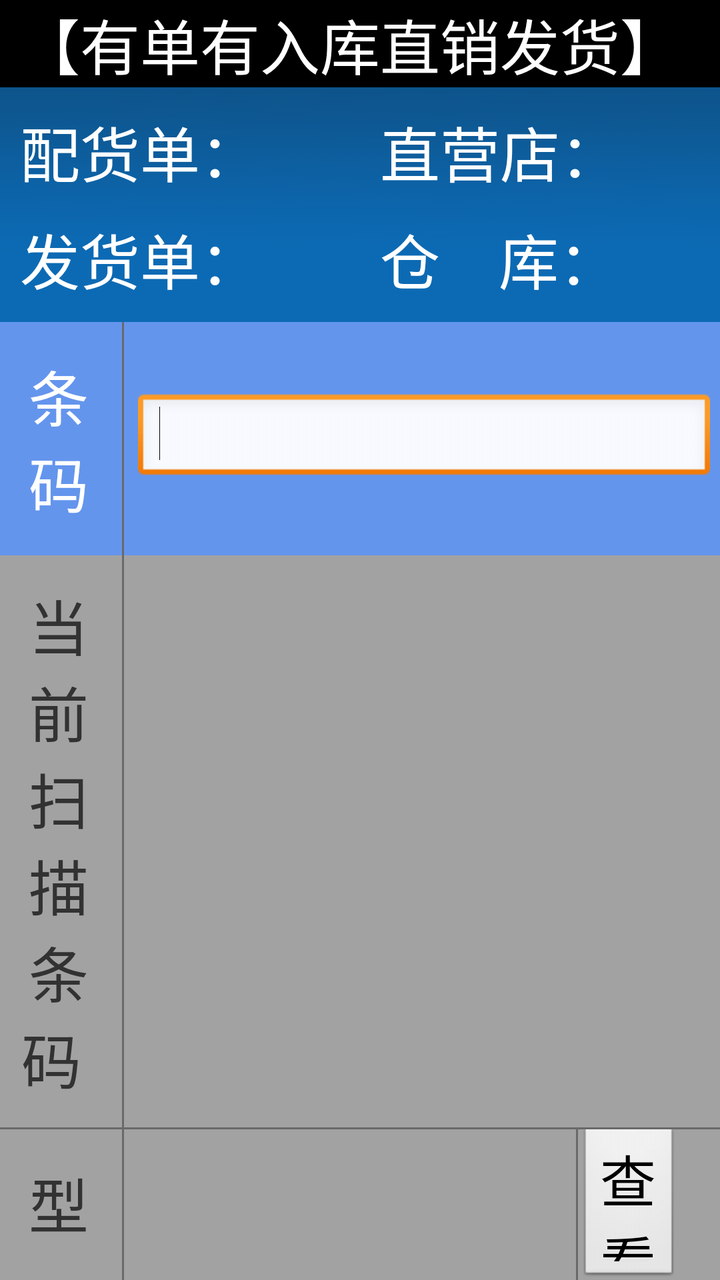
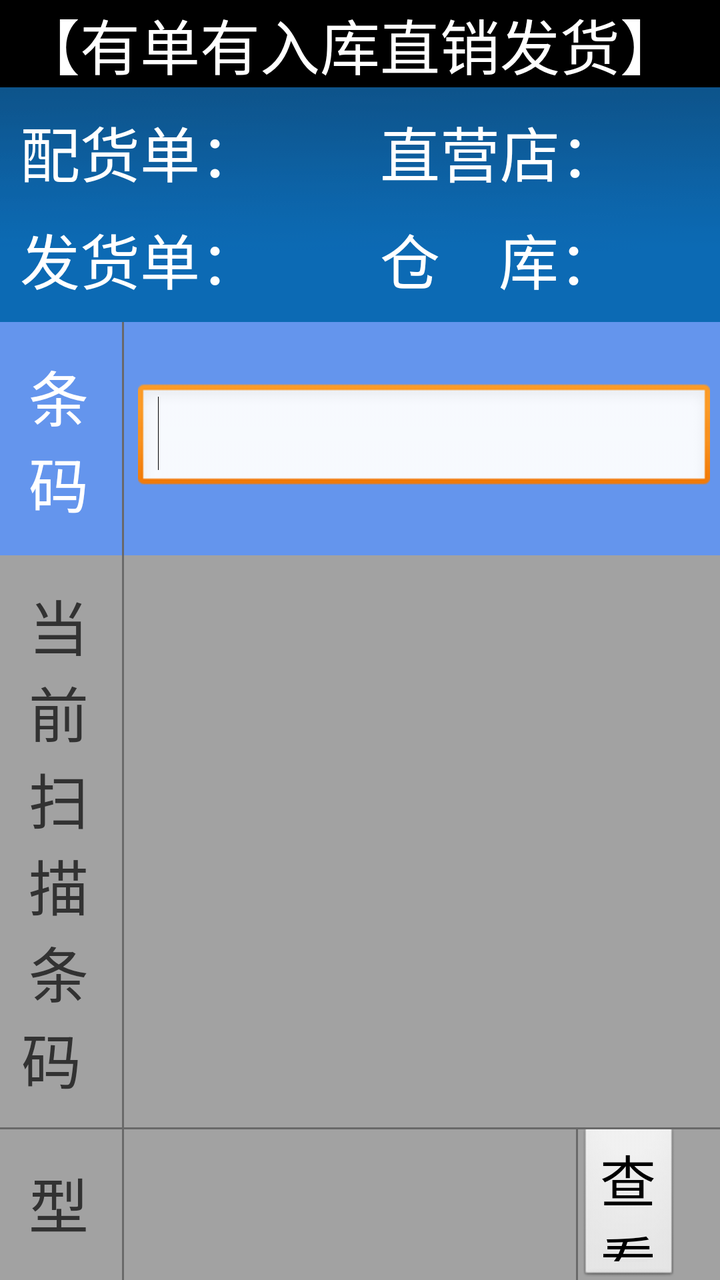

Before-and-after screenshots of an Android layout around one commit, followed by the original layout XML and the change that was made.
<!-- AndroidManifest.xml: application theme android:Theme.Light.NoTitleBar -->
<!-- res/layout/new_p_dv_outstock_z_l_bill_beinstock.xml -->
<?xml version="1.0" encoding="utf-8"?>
<LinearLayout xmlns:android="http://schemas.android.com/apk/res/android"
    xmlns:tools="http://schemas.android.com/tools"
    android:layout_width="match_parent"
    android:layout_height="match_parent"
    android:orientation="vertical"
    tools:ignore="HardcodedText,dpUsage,InefficientWeight,UselessLeaf" >

    <TextView
        android:id="@+id/tv_title"
        android:layout_width="match_parent"
        android:layout_height="wrap_content"
        android:background="@color/black"
        android:gravity="left"
        android:paddingLeft="10dp"
        android:text="【有单有入库直销发货】"
        android:textColor="@color/white"
        android:textSize="30dp" />

    <LinearLayout
        android:layout_width="match_parent"
        android:layout_height="wrap_content"
        android:background="@drawable/titlebar_back"
        android:gravity="center_vertical"
        android:orientation="horizontal" >

        <RelativeLayout
            android:id="@+id/relayout_left"
            android:layout_width="0dp"
            android:layout_height="fill_parent"
            android:layout_weight="1"
            android:gravity="center_vertical"
            android:paddingBottom="10dp"
            android:paddingTop="10dp" >

            <RelativeLayout
                android:id="@+id/relayout_source_billno"
                android:layout_width="match_parent"
                android:layout_height="wrap_content"
                android:visibility="visible" >

                <TextView
                    android:id="@+id/tv_source_billno_str"
                    android:layout_width="wrap_content"
                    android:layout_height="wrap_content"
                    android:layout_centerVertical="true"
                    android:layout_marginLeft="10dp"
                    android:text="配货单："
                    android:textColor="@color/white"
                    android:textSize="30dp" />

                <TextView
                    android:id="@+id/tv_source_billno"
                    android:layout_width="wrap_content"
                    android:layout_height="wrap_content"
                    android:layout_centerVertical="true"
                    android:layout_toRightOf="@id/tv_source_billno_str"
                    android:text=""
                    android:textColor="@color/white"
                    android:textSize="30dp" />
            </RelativeLayout>

            <RelativeLayout
                android:id="@+id/relayout_billno"
                android:layout_width="match_parent"
                android:layout_height="wrap_content"
                android:layout_below="@id/relayout_source_billno"
                android:layout_marginTop="10dp" >

                <TextView
                    android:id="@+id/tv_billno_str"
                    android:layout_width="wrap_content"
                    android:layout_height="wrap_content"
                    android:layout_centerVertical="true"
                    android:layout_marginLeft="10dp"
                    android:text="发货单："
                    android:textColor="@color/white"
                    android:textSize="30dp" />

                <TextView
                    android:id="@+id/tv_billno"
                    android:layout_width="wrap_content"
                    android:layout_height="wrap_content"
                    android:layout_centerVertical="true"
                    android:layout_toRightOf="@id/tv_billno_str"
                    android:text=""
                    android:textColor="@color/white"
                    android:textSize="30dp" />
            </RelativeLayout>
        </RelativeLayout>

        <RelativeLayout
            android:id="@+id/relayout_right"
            android:layout_width="0dp"
            android:layout_height="fill_parent"
            android:layout_weight="1"
            android:gravity="center_vertical"
            android:paddingBottom="10dp"
            android:paddingTop="10dp" >

            <RelativeLayout
                android:id="@+id/relayout_company"
                android:layout_width="match_parent"
                android:layout_height="wrap_content"
                android:visibility="visible" >

                <TextView
                    android:id="@+id/tv_company_str"
                    android:layout_width="wrap_content"
                    android:layout_height="wrap_content"
                    android:layout_centerVertical="true"
                    android:layout_marginLeft="10dp"
                    android:text="直营店："
                    android:textColor="@color/white"
                    android:textSize="30dp" />

                <TextView
                    android:id="@+id/tv_company_name"
                    android:layout_width="wrap_content"
                    android:layout_height="wrap_content"
                    android:layout_centerVertical="true"
                    android:layout_toRightOf="@id/tv_company_str"
                    android:text=""
                    android:textColor="@color/white"
                    android:textSize="30dp" />
            </RelativeLayout>

            <RelativeLayout
                android:id="@+id/relayout_stock"
                android:layout_width="match_parent"
                android:layout_height="wrap_content"
                android:layout_below="@id/relayout_company"
                android:layout_marginTop="10dp" >

                <TextView
                    android:id="@+id/tv_stock_str"
                    android:layout_width="wrap_content"
                    android:layout_height="wrap_content"
                    android:layout_centerVertical="true"
                    android:layout_marginLeft="10dp"
                    android:text="仓    库："
                    android:textColor="@color/white"
                    android:textSize="30dp" />

                <TextView
                    android:id="@+id/tv_stock_name"
                    android:layout_width="wrap_content"
                    android:layout_height="wrap_content"
                    android:layout_centerVertical="true"
                    android:layout_toRightOf="@id/tv_stock_str"
                    android:text=""
                    android:textColor="@color/white"
                    android:textSize="30dp" />
            </RelativeLayout>
        </RelativeLayout>
    </LinearLayout>

    <LinearLayout
        android:layout_width="match_parent"
        android:layout_height="wrap_content"
        android:background="@color/cornflowerblue"
        android:orientation="horizontal" >

        <TextView
            android:layout_width="0dp"
            android:layout_height="wrap_content"
            android:layout_weight="0.5"
            android:gravity="center"
            android:paddingBottom="15dp"
            android:paddingTop="15dp"
            android:text="条\t\t码"
            android:textColor="@color/white"
            android:textSize="30dp" />

        <View
            android:layout_width="1dp"
            android:layout_height="fill_parent"
            android:layout_marginLeft="2dp"
            android:layout_marginRight="2dp"
            android:background="#696969" />

        <LinearLayout
            android:layout_width="0dp"
            android:layout_height="45dp"
            android:layout_gravity="center_vertical"
            android:layout_weight="2.5"
            android:orientation="horizontal" >

            <EditText
                android:id="@+id/et_barcode"
                android:layout_width="0dp"
                android:layout_height="wrap_content"
                android:layout_marginLeft="5dp"
                android:layout_marginRight="5dp"
                android:layout_weight="1.5"
                android:ems="18"
                android:focusable="true"
                android:focusableInTouchMode="true"
                android:gravity="center_vertical"
                android:inputType="text"
                android:textSize="30dp" >

                <requestFocus />
            </EditText>

            <Spinner
                android:id="@+id/spinner_type"
                android:layout_width="140dp"
                android:layout_height="50dp"
                android:gravity="center"
                android:spinnerMode="dialog"
                android:visibility="gone" />

            <Button
                android:id="@+id/btn_p_dv_outstock_z_l_bill_beinstock_revoke"
                android:layout_width="0dp"
                android:layout_height="wrap_content"
                android:layout_marginLeft="10dp"
                android:layout_marginRight="10dp"
                android:layout_weight="0.5"
                android:text="撤销"
                android:visibility="gone" />
        </LinearLayout>
    </LinearLayout>

    <LinearLayout
        android:layout_width="match_parent"
        android:layout_height="wrap_content"
        android:background="#A2A2A2"
        android:orientation="horizontal" >

        <LinearLayout
            android:layout_width="0dp"
            android:layout_height="wrap_content"
            android:layout_marginBottom="3dp"
            android:layout_marginTop="3dp"
            android:layout_weight="0.5"
            android:orientation="vertical" >

            <TextView
                android:layout_width="match_parent"
                android:layout_height="wrap_content"
                android:gravity="center"
                android:paddingBottom="10dp"
                android:paddingTop="10dp"
                android:text="当前扫描条码 "
                android:textSize="30dp" />
        </LinearLayout>

        <View
            android:layout_width="1dp"
            android:layout_height="match_parent"
            android:layout_marginLeft="2dp"
            android:layout_marginRight="2dp"
            android:background="#696969" />

        <LinearLayout
            android:layout_width="0dp"
            android:layout_height="wrap_content"
            android:layout_gravity="center_vertical"
            android:layout_weight="2.5"
            android:orientation="vertical" >

            <TextView
                android:id="@+id/tv_show_code"
                android:layout_width="match_parent"
                android:layout_height="wrap_content"
                android:paddingLeft="5dp"
                android:text=""
                android:textSize="30dp" />
        </LinearLayout>
    </LinearLayout>

    <View
        android:layout_width="match_parent"
        android:layout_height="1dp"
        android:background="#696969" />

    <LinearLayout
        android:layout_width="fill_parent"
        android:layout_height="wrap_content"
        android:background="#A2A2A2"
        android:gravity="center_vertical"
        android:orientation="horizontal" >

        <LinearLayout
            android:layout_width="0dp"
            android:layout_height="wrap_content"
            android:layout_weight="0.5"
            android:orientation="vertical"
            android:paddingBottom="15dp"
            android:paddingTop="15dp" >

            <TextView
                android:id="@+id/TextView06"
                android:layout_width="match_parent"
                android:layout_height="wrap_content"
                android:gravity="center"
                android:text="型号色号 "
                android:textSize="30dp" />

            <TextView
                android:layout_width="match_parent"
                android:layout_height="wrap_content"
                android:gravity="center"
                android:text="(产品ID) "
                android:textSize="28dp" />
        </LinearLayout>

        <View
            android:layout_width="1dp"
            android:layout_height="match_parent"
            android:layout_marginLeft="2dp"
            android:layout_marginRight="2dp"
            android:background="#696969" />

        <LinearLayout
            android:layout_width="0dp"
            android:layout_height="wrap_content"
            android:layout_weight="1.9"
            android:orientation="vertical" >

            <TextView
                android:id="@+id/tv_model_colors"
                android:layout_width="match_parent"
                android:layout_height="wrap_content"
                android:paddingLeft="5dp"
                android:text=""
                android:textSize="30dp" />

            <TextView
                android:id="@+id/tv_goodsid"
                android:layout_width="match_parent"
                android:layout_height="wrap_content"
                android:paddingLeft="5dp"
                android:text=""
                android:textSize="28dp" />
        </LinearLayout>

        <View
            android:layout_width="1dp"
            android:layout_height="match_parent"
            android:background="#696969" />

        <LinearLayout
            android:layout_width="0dp"
            android:layout_height="wrap_content"
            android:layout_weight="0.6"
            android:gravity="center"
            android:orientation="horizontal" >

            <Button
                android:id="@+id/btn_select_goodsid"
                android:layout_width="fill_parent"
                android:layout_height="80dp"
                android:layout_marginRight="20dp"
                android:text="查看"
                android:textSize="28dp" />
        </LinearLayout>
    </LinearLayout>

    <LinearLayout
        android:layout_width="match_parent"
        android:layout_height="wrap_content"
        android:layout_weight="2.88"
        android:orientation="vertical" >

        <LinearLayout
            android:layout_width="match_parent"
            android:layout_height="80dp"
            android:gravity="center_vertical"
            android:orientation="horizontal" >

            <TextView
                android:id="@+id/TextView07"
                android:layout_width="0dp"
                android:layout_height="fill_parent"
                android:layout_weight="1"
                android:background="#D7D7D7"
                android:gravity="center"
                android:text="此型号累计"
                android:textSize="30dp" />

            <View
                android:layout_width="2dp"
                android:layout_height="fill_parent"
                android:background="#AEAEAE" />

            <TextView
                android:id="@+id/TextView09"
                android:layout_width="0dp"
                android:layout_height="fill_parent"
                android:layout_weight="1"
                android:background="#D7D7D7"
                android:gravity="center"
                android:text="合\t计"
                android:textSize="30dp" />
        </LinearLayout>

        <View
            android:layout_width="match_parent"
            android:layout_height="1dp"
            android:background="#AEAEAE" />

        <LinearLayout
            android:layout_width="match_parent"
            android:layout_height="fill_parent"
            android:gravity="center_vertical"
            android:orientation="horizontal" >

            <TextView
                android:id="@+id/tv_curqty"
                android:layout_width="0dp"
                android:layout_height="fill_parent"
                android:layout_weight="1"
                android:gravity="center"
                android:text="0"
                android:textColor="@color/darkgreen"
                android:textSize="60dp" />

            <View
                android:layout_width="2dp"
                android:layout_height="fill_parent"
                android:background="#AEAEAE" />

            <TextView
                android:id="@+id/tv_totalqty"
                android:layout_width="0dp"
                android:layout_height="fill_parent"
                android:layout_weight="1"
                android:gravity="center"
                android:text="0"
                android:textSize="60dp" />
        </LinearLayout>
    </LinearLayout>

    <LinearLayout
        android:id="@+id/LinearLayout01"
        android:layout_width="match_parent"
        android:layout_height="wrap_content"
        android:background="@drawable/titlebar_back"
        android:gravity="center"
        android:orientation="horizontal"
        android:paddingBottom="10dp"
        android:paddingTop="10dp" >

        <Button
            android:id="@+id/btn_list"
            android:layout_width="250dp"
            android:layout_height="80dp"
            android:text="明细"
            android:textSize="@dimen/show_title_size" />

        <Button
            android:id="@+id/btn_print"
            android:layout_width="250dp"
            android:layout_height="80dp"
            android:layout_marginLeft="30dp"
            android:text="打印"
            android:textSize="@dimen/show_title_size" />

        <Button
            android:id="@+id/btn_exit"
            android:layout_width="250dp"
            android:layout_height="80dp"
            android:layout_marginLeft="30dp"
            android:text="完成"
            android:textSize="@dimen/show_title_size" />
    </LinearLayout>

</LinearLayout>
<!-- resources referenced by this layout -->
<resources>
  <color name="black">#000000</color>
  <color name="cornflowerblue">#6495ED</color>
  <color name="darkgreen">#006400</color>
  <color name="white">#FFFFFF</color>
  <dimen name="show_title_size">30dp</dimen>
  <!-- drawable titlebar_back: png bitmap (drawable-hdpi, 3336 bytes) -->
</resources>

<!-- the commit's change to res/layout/new_p_dv_outstock_z_l_bill_beinstock.xml (unified diff, before → after) -->
@@ -181,7 +181,7 @@
 
         <LinearLayout
             android:layout_width="0dp"
-            android:layout_height="45dp"
+            android:layout_height="55dp"
             android:layout_gravity="center_vertical"
             android:layout_weight="2.5"
             android:orientation="horizontal" >
@@ -192,6 +192,7 @@
                 android:layout_height="wrap_content"
                 android:layout_marginLeft="5dp"
                 android:layout_marginRight="5dp"
+                android:paddingLeft="10dp"
                 android:layout_weight="1.5"
                 android:ems="18"
                 android:focusable="true"
@@ -299,12 +300,35 @@
                 android:text="型号色号 "
                 android:textSize="30dp" />
 
-            <TextView
-                android:layout_width="match_parent"
-                android:layout_height="wrap_content"
-                android:gravity="center"
-                android:text="(产品ID) "
-                android:textSize="28dp" />
+
+
+
+
+
+
+
+            <LinearLayout
+                android:layout_width="wrap_content"
+                android:layout_height="wrap_content"
+                android:orientation="horizontal"
+                android:gravity="center"
+                android:layout_gravity="center">
+                <TextView
+                    android:layout_width="match_parent"
+                    android:layout_height="wrap_content"
+                    android:gravity="center"
+                    android:text="(产品ID)"
+                    android:textSize="28dp" />
+                <TextView
+                    android:id="@+id/tv_instock_batch"
+                    android:layout_width="wrap_content"
+                    android:layout_height="wrap_content"
+                    android:text="批号"
+                    android:textSize="26dp"
+                    android:visibility="gone"
+                    android:layout_marginLeft="10dp"></TextView>
+            </LinearLayout>
+
         </LinearLayout>
 
         <View
@@ -328,13 +352,38 @@
                 android:text=""
                 android:textSize="30dp" />
 
-            <TextView
-                android:id="@+id/tv_goodsid"
-                android:layout_width="match_parent"
-                android:layout_height="wrap_content"
-                android:paddingLeft="5dp"
-                android:text=""
-                android:textSize="28dp" />
+
+
+
+
+
+
+
+
+            <LinearLayout
+                android:layout_width="wrap_content"
+                android:layout_height="wrap_content"
+                android:orientation="horizontal"
+                android:gravity="center"
+                android:paddingLeft="10dp"
+                >
+                <TextView
+                    android:id="@+id/tv_goodsid"
+                    android:layout_width="match_parent"
+                    android:layout_height="wrap_content"
+                    android:text=""
+                    android:textSize="28dp" />
+
+                <TextView
+                    android:id="@+id/tv_text_batch"
+                    android:layout_width="wrap_content"
+                    android:layout_height="wrap_content"
+                    android:text=""
+                    android:textSize="26dp"
+                    android:visibility="gone"
+                    android:layout_marginLeft="10dp"></TextView>
+            </LinearLayout>
+
         </LinearLayout>
 
         <View
